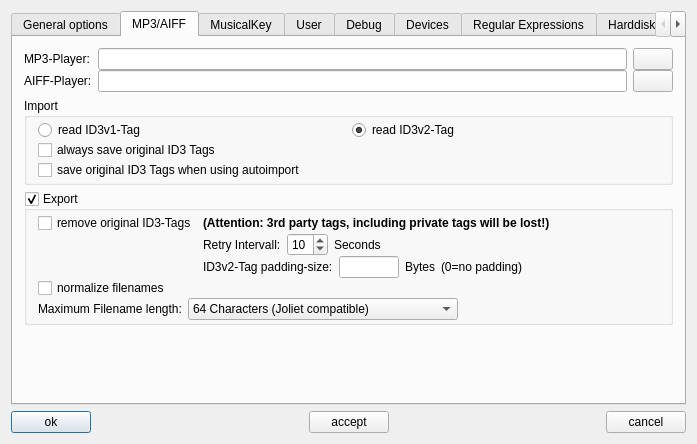
pfedick/winmusik, file trunk/src/properties/properties.ui: the form before one commit.
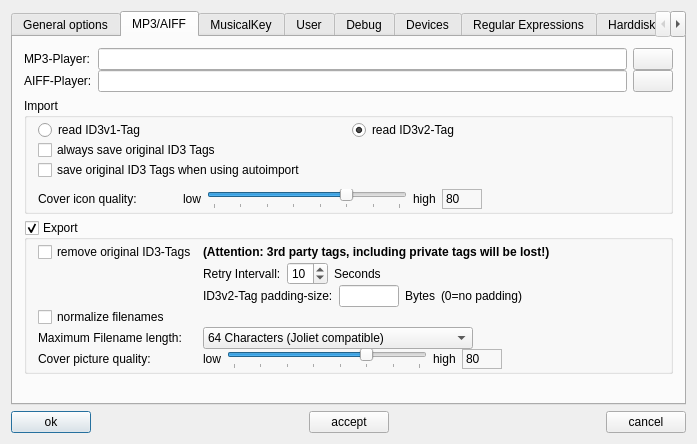
The form after the commit. Icons and pictures are not drawn.

Commit message: Komprimierungsqualität für Cover und Preview-Icon wurde von 70 auf 80 verbessert und ist nun über die Einstellungen frei konfigurierbar.

```diff
--- a/trunk/src/properties/properties.ui
+++ b/trunk/src/properties/properties.ui
@@ -365,6 +365,122 @@
             </property>
            </widget>
           </item>
+          <item>
+           <layout class="QHBoxLayout" name="horizontalLayout_19">
+            <property name="topMargin">
+             <number>9</number>
+            </property>
+            <item>
+             <widget class="QLabel" name="label_60">
+              <property name="text">
+               <string>Cover icon quality:</string>
+              </property>
+             </widget>
+            </item>
+            <item>
+             <spacer name="horizontalSpacer_16">
+              <property name="orientation">
+               <enum>Qt::Horizontal</enum>
+              </property>
+              <property name="sizeType">
+               <enum>QSizePolicy::Fixed</enum>
+              </property>
+              <property name="sizeHint" stdset="0">
+               <size>
+                <width>40</width>
+                <height>20</height>
+               </size>
+              </property>
+             </spacer>
+            </item>
+            <item>
+             <widget class="QLabel" name="label_63">
+              <property name="text">
+               <string>low</string>
+              </property>
+             </widget>
+            </item>
+            <item>
+             <widget class="QSlider" name="JpegQualityPreview">
+              <property name="minimumSize">
+               <size>
+                <width>200</width>
+                <height>0</height>
+               </size>
+              </property>
+              <property name="maximumSize">
+               <size>
+                <width>200</width>
+                <height>16777215</height>
+               </size>
+              </property>
+              <property name="minimum">
+               <number>30</number>
+              </property>
+              <property name="maximum">
+               <number>100</number>
+              </property>
+              <property name="value">
+               <number>80</number>
+              </property>
+              <property name="orientation">
+               <enum>Qt::Horizontal</enum>
+              </property>
+              <property name="tickPosition">
+               <enum>QSlider::TicksBelow</enum>
+              </property>
+              <property name="tickInterval">
+               <number>10</number>
+              </property>
+             </widget>
+            </item>
+            <item>
+             <widget class="QLabel" name="label_64">
+              <property name="text">
+               <string>high</string>
+              </property>
+             </widget>
+            </item>
+            <item>
+             <widget class="QLabel" name="JpegQualityPreviewValue">
+              <property name="minimumSize">
+               <size>
+                <width>40</width>
+                <height>0</height>
+               </size>
+              </property>
+              <property name="maximumSize">
+               <size>
+                <width>40</width>
+                <height>16777215</height>
+               </size>
+              </property>
+              <property name="frameShape">
+               <enum>QFrame::StyledPanel</enum>
+              </property>
+              <property name="frameShadow">
+               <enum>QFrame::Sunken</enum>
+              </property>
+              <property name="text">
+               <string>80</string>
+              </property>
+             </widget>
+            </item>
+            <item>
+             <spacer name="horizontalSpacer_15">
+              <property name="orientation">
+               <enum>Qt::Horizontal</enum>
+              </property>
+              <property name="sizeHint" stdset="0">
+               <size>
+                <width>40</width>
+                <height>20</height>
+               </size>
+              </property>
+             </spacer>
+            </item>
+           </layout>
+          </item>
          </layout>
         </widget>
        </item>
@@ -394,6 +510,58 @@
             <property name="verticalSpacing">
              <number>0</number>
             </property>
+            <item row="4" column="1">
+             <layout class="QHBoxLayout" name="horizontalLayout_14">
+              <item>
+               <widget class="QComboBox" name="maxFilenameLength">
+                <property name="sizePolicy">
+                 <sizepolicy hsizetype="Expanding" vsizetype="Fixed">
+                  <horstretch>0</horstretch>
+                  <verstretch>0</verstretch>
+                 </sizepolicy>
+                </property>
+                <item>
+                 <property name="text">
+                  <string>64 Characters (Joliet compatible)</string>
+                 </property>
+                </item>
+                <item>
+                 <property name="text">
+                  <string>100 Characters (Joliet compatible)</string>
+                 </property>
+                </item>
+                <item>
+                 <property name="text">
+                  <string>207 Characters (ISO 9660:1999 compatible)</string>
+                 </property>
+                </item>
+                <item>
+                 <property name="text">
+                  <string>255 Characters (FAT32 compatible)</string>
+                 </property>
+                </item>
+                <item>
+                 <property name="text">
+                  <string>unlimited</string>
+                 </property>
+                </item>
+               </widget>
+              </item>
+              <item>
+               <spacer name="horizontalSpacer_11">
+                <property name="orientation">
+                 <enum>Qt::Horizontal</enum>
+                </property>
+                <property name="sizeHint" stdset="0">
+                 <size>
+                  <width>40</width>
+                  <height>20</height>
+                 </size>
+                </property>
+               </spacer>
+              </item>
+             </layout>
+            </item>
             <item row="2" column="1">
              <layout class="QHBoxLayout" name="horizontalLayout_8">
               <item>
@@ -519,64 +687,109 @@
               </property>
              </widget>
             </item>
-           </layout>
-          </item>
-          <item>
-           <layout class="QHBoxLayout" name="horizontalLayout_14">
-            <item>
+            <item row="4" column="0">
              <widget class="QLabel" name="label_22">
               <property name="text">
                <string>Maximum Filename length:</string>
               </property>
              </widget>
             </item>
-            <item>
-             <widget class="QComboBox" name="maxFilenameLength">
-              <property name="sizePolicy">
-               <sizepolicy hsizetype="Expanding" vsizetype="Fixed">
-                <horstretch>0</horstretch>
-                <verstretch>0</verstretch>
-               </sizepolicy>
+            <item row="5" column="0">
+             <widget class="QLabel" name="label_59">
+              <property name="text">
+               <string>Cover picture quality:</string>
               </property>
-              <item>
-               <property name="text">
-                <string>64 Characters (Joliet compatible)</string>
-               </property>
-              </item>
-              <item>
-               <property name="text">
-                <string>100 Characters (Joliet compatible)</string>
-               </property>
-              </item>
-              <item>
-               <property name="text">
-                <string>207 Characters (ISO 9660:1999 compatible)</string>
-               </property>
-              </item>
-              <item>
-               <property name="text">
-                <string>255 Characters (FAT32 compatible)</string>
-               </property>
-              </item>
-              <item>
-               <property name="text">
-                <string>unlimited</string>
-               </property>
-              </item>
              </widget>
             </item>
-            <item>
-             <spacer name="horizontalSpacer_11">
-              <property name="orientation">
-               <enum>Qt::Horizontal</enum>
-              </property>
-              <property name="sizeHint" stdset="0">
-               <size>
-                <width>40</width>
-                <height>20</height>
-               </size>
-              </property>
-             </spacer>
+            <item row="5" column="1">
+             <layout class="QHBoxLayout" name="horizontalLayout_18">
+              <item>
+               <widget class="QLabel" name="label_61">
+                <property name="text">
+                 <string>low</string>
+                </property>
+               </widget>
+              </item>
+              <item>
+               <widget class="QSlider" name="JpegQualityCover">
+                <property name="minimumSize">
+                 <size>
+                  <width>200</width>
+                  <height>0</height>
+                 </size>
+                </property>
+                <property name="maximumSize">
+                 <size>
+                  <width>200</width>
+                  <height>16777215</height>
+                 </size>
+                </property>
+                <property name="minimum">
+                 <number>30</number>
+                </property>
+                <property name="maximum">
+                 <number>100</number>
+                </property>
+                <property name="value">
+                 <number>80</number>
+                </property>
+                <property name="orientation">
+                 <enum>Qt::Horizontal</enum>
+                </property>
+                <property name="tickPosition">
+                 <enum>QSlider::TicksBelow</enum>
+                </property>
+                <property name="tickInterval">
+                 <number>10</number>
+                </property>
+               </widget>
+              </item>
+              <item>
+               <widget class="QLabel" name="label_62">
+                <property name="text">
+                 <string>high</string>
+                </property>
+               </widget>
+              </item>
+              <item>
+               <widget class="QLabel" name="JpegQualityCoverValue">
+                <property name="minimumSize">
+                 <size>
+                  <width>40</width>
+                  <height>0</height>
+                 </size>
+                </property>
+                <property name="maximumSize">
+                 <size>
+                  <width>40</width>
+                  <height>16777215</height>
+                 </size>
+                </property>
+                <property name="frameShape">
+                 <enum>QFrame::StyledPanel</enum>
+                </property>
+                <property name="frameShadow">
+                 <enum>QFrame::Sunken</enum>
+                </property>
+                <property name="text">
+                 <string>80</string>
+                </property>
+               </widget>
+              </item>
+              <item>
+               <spacer name="horizontalSpacer_14">
+                <property name="orientation">
+                 <enum>Qt::Horizontal</enum>
+                </property>
+                <property name="sizeHint" stdset="0">
+                 <size>
+                  <width>40</width>
+                  <height>20</height>
+                 </size>
+                </property>
+               </spacer>
+              </item>
+             </layout>
             </item>
            </layout>
           </item>
```
The commit also changes 7 other files.
